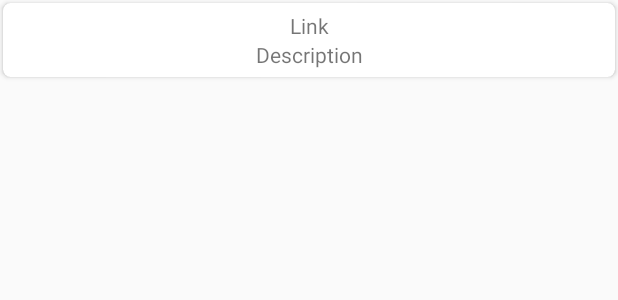
After one commit to ngalinski/mobileapps, an Android app: the layout fragment_link_list.xml on its own in the app's theme, with its tools: preview values and no code run, on a phone screen of 412 x 824 dp. The commit adds this screen. Shown: the top 300 px of the screen. Run offline under Robolectric (Android 15) with nearby library versions, the phone set to English and light mode, and no system bars.

Commit message:
a4, added strings and updated xmls

```diff
--- a/A1/app/src/main/res/layout/fragment_first.xml
+++ b/A1/app/src/main/res/layout/fragment_first.xml
@@ -41,7 +41,7 @@
         android:id="@+id/link_collector"
         android:layout_width="wrap_content"
         android:layout_height="wrap_content"
-        android:layout_marginBottom="284dp"
+        android:layout_marginBottom="280dp"
         android:text="@string/link_collector_label"
         app:layout_constraintBottom_toBottomOf="parent"
         app:layout_constraintEnd_toEndOf="parent"
--- /dev/null
+++ b/A1/app/src/main/res/layout/fragment_link_list.xml
@@ -0,0 +1,38 @@
+<?xml version="1.0" encoding="utf-8"?>
+<androidx.cardview.widget.CardView xmlns:android="http://schemas.android.com/apk/res/android"
+    xmlns:app="http://schemas.android.com/apk/res-auto"
+    xmlns:tools="http://schemas.android.com/tools"
+    android:layout_width="match_parent"
+    android:layout_height="wrap_content"
+    android:layout_margin="2dp"
+    app:cardCornerRadius="5dp">
+
+    <androidx.constraintlayout.widget.ConstraintLayout
+        android:layout_width="match_parent"
+        android:layout_height="wrap_content"
+        android:layout_margin="5dp">
+
+        <TextView
+            android:id="@+id/link_name"
+            android:layout_width="wrap_content"
+            android:layout_height="wrap_content"
+            android:text="@string/link"
+            app:layout_constraintBottom_toTopOf="@+id/link_content"
+            app:layout_constraintEnd_toEndOf="parent"
+            app:layout_constraintHorizontal_bias="0.5"
+            app:layout_constraintStart_toStartOf="parent"
+            app:layout_constraintTop_toTopOf="parent" />
+
+        <TextView
+            android:id="@+id/link_content"
+            android:layout_width="wrap_content"
+            android:layout_height="wrap_content"
+            android:text="@string/description"
+            app:layout_constraintBottom_toBottomOf="parent"
+            app:layout_constraintEnd_toEndOf="parent"
+            app:layout_constraintHorizontal_bias="0.5"
+            app:layout_constraintStart_toStartOf="parent"
+            app:layout_constraintTop_toBottomOf="@+id/link_name" />
+
+    </androidx.constraintlayout.widget.ConstraintLayout>
+</androidx.cardview.widget.CardView>
--- a/A1/app/src/main/res/values/strings.xml
+++ b/A1/app/src/main/res/values/strings.xml
@@ -21,4 +21,14 @@
     <string name="e">E</string>
     <string name="f">F</string>
     <string name="pressed">Pressed:</string>
+
+    <!-- link strings -->
+    <string name="link">Link</string>
+    <string name="description">Description</string>
+    <string name="add_link">Add a link</string>
+    <string name="link_name">Name</string>
+    <string name="link_content">Hyperlink here</string>
+    <string name="link_add_btn">Add</string>
+    <string name="cancel_btn">Cancel</string>
+    <string name="invalid_link">Enter link again</string>
 </resources>
```
Also changed, not shown: A1/app/src/main/java/edu/neu/madcourse/numad20f_nicholasgalinski/LinkItem.java (added, +27 -0 lines), A1/app/src/main/res/layout/fragment_link.xml (+7 -18 lines).
